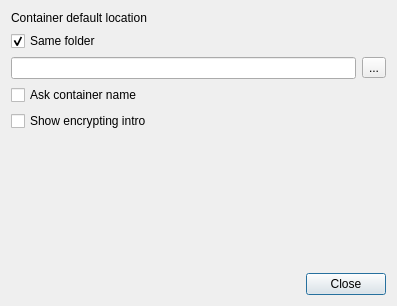
Before: the Qt Designer form qdigidoc/trunk/crypto/ui/SettingsDialog.ui in tixsys/esteid, drawn with Qt 5.
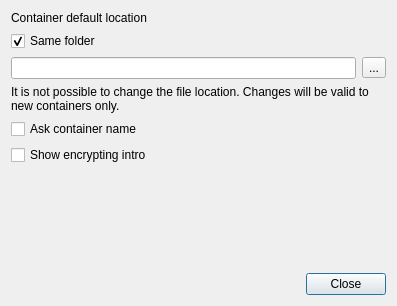
After: the same form once the commit is applied.

Commit message:
qdigidoc: crypto add strings
Ticket #720

The edit to the form file:
```diff
--- a/qdigidoc/trunk/crypto/ui/SettingsDialog.ui
+++ b/qdigidoc/trunk/crypto/ui/SettingsDialog.ui
@@ -49,6 +49,16 @@
      </item>
     </layout>
    </item>
+   <item>
+    <widget class="QLabel" name="defaultDirLabel">
+     <property name="text">
+      <string>It is not possible to change the file location. Changes will be valid to new containers only.</string>
+     </property>
+     <property name="wordWrap">
+      <bool>true</bool>
+     </property>
+    </widget>
+   </item>
    <item>
     <widget class="QCheckBox" name="askSaveAs">
      <property name="text">
```
The commit also changes 2 other files.
